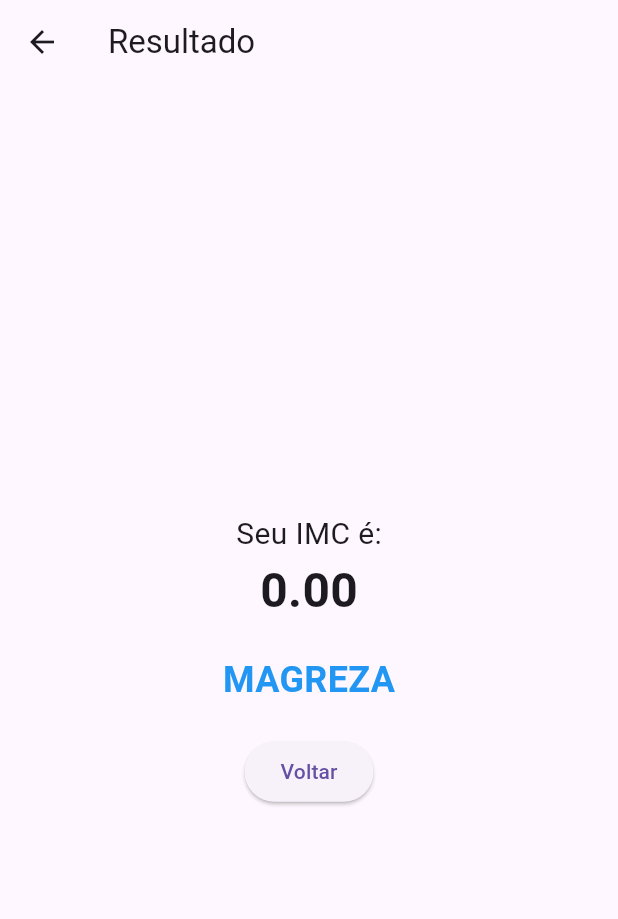
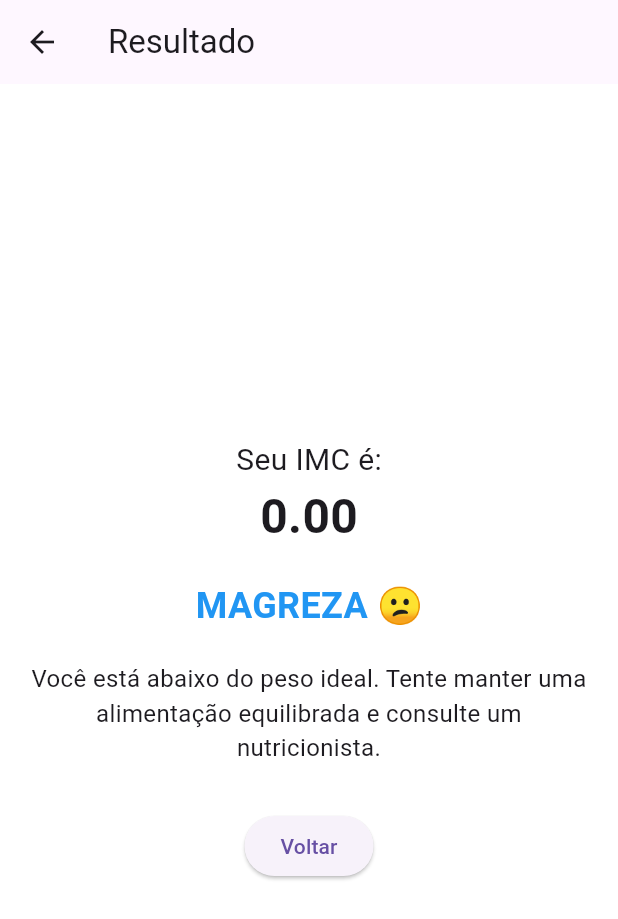
Before and after one commit to LucasHenrique-p/calculadoraIMC, a Flutter app: the TelaResultado screen opened directly with empty values, on a phone screen of 412 x 824 dp. Shown: the top 919 px of the screen. Run offline on Flutter 3.47's test engine with Material 3 defaults, Android fonts, the phone set to English and light mode, and no system bars.

Commit message:
feature2

```diff
--- a/lib/tela_home.dart
+++ b/lib/tela_home.dart
@@ -16,9 +16,14 @@ class _TelaHomeState extends State<TelaHome> {
     double altura = double.tryParse(alturaController.text) ?? 0;
 
     if (peso <= 0 || altura <= 0) {
-      ScaffoldMessenger.of(
-        context,
-      ).showSnackBar(SnackBar(content: Text('Informe valores Abaixo!')));
+      ScaffoldMessenger.of(context).showSnackBar(
+        SnackBar(
+          content: Text(
+            'Informe os Valores Acima!',
+            textAlign: TextAlign.center,
+          ),
+        ),
+      );
       return;
     }
 
@@ -33,25 +38,34 @@ class _TelaHomeState extends State<TelaHome> {
   @override
   Widget build(BuildContext context) {
     return Scaffold(
+      backgroundColor: Colors.white,
       appBar: AppBar(title: Text('Calculadora de IMC'), centerTitle: true),
-      body: Padding(
+      body: Center(
+        child: SingleChildScrollView(
+          child: Padding(
             padding: EdgeInsets.all(16),
             child: Column(
+              mainAxisAlignment: MainAxisAlignment.center,
               children: [
+                Image.asset('images/imc.jpg', height: 150),
+                SizedBox(height: 30),
                 TextField(
                   controller: pesoController,
                   keyboardType: TextInputType.number,
                   decoration: InputDecoration(
                     labelText: 'Peso (Kg)',
                     hintText: 'Ex: 70',
+                    border: OutlineInputBorder(),
                   ),
                 ),
+                SizedBox(height: 20),
                 TextField(
                   controller: alturaController,
                   keyboardType: TextInputType.number,
                   decoration: InputDecoration(
                     labelText: 'Altura (m)',
                     hintText: 'Ex: 1.70',
+                    border: OutlineInputBorder(),
                   ),
                 ),
                 SizedBox(height: 20),
@@ -62,6 +76,8 @@ class _TelaHomeState extends State<TelaHome> {
               ],
             ),
           ),
+        ),
+      ),
     );
   }
 }
--- a/lib/tela_resultado.dart
+++ b/lib/tela_resultado.dart
@@ -3,7 +3,7 @@ import 'package:flutter/material.dart';
 class TelaResultado extends StatelessWidget {
   final double imc;
 
-  TelaResultado({required this.imc});
+  const TelaResultado({required this.imc});
 
   String interpretarIMC() {
     if (imc < 18.5) {
@@ -20,25 +20,59 @@ class TelaResultado extends StatelessWidget {
     return 'VALOR INVÁLIDO';
   }
 
-  // 👉 Método que retorna a cor conforme o IMC
+  String emoticonIMC() {
+    if (imc < 18.5) {
+      return '😕'; // Magreza
+    } else if (imc >= 18.5 && imc <= 24.9) {
+      return '😄'; // Normal
+    } else if (imc >= 25 && imc <= 29.9) {
+      return '😐'; // Sobrepeso
+    } else if (imc >= 30 && imc < 39.9) {
+      return '😟'; // Obesidade
+    } else if (imc >= 40) {
+      return '😨'; // Obesidade Grave
+    }
+    return '❓';
+  }
+
+  String mensagemIMC() {
+    if (imc < 18.5) {
+      return 'Você está abaixo do peso ideal. Tente manter uma alimentação equilibrada e consulte um nutricionista.';
+    } else if (imc >= 18.5 && imc <= 24.9) {
+      return 'Parabéns! Seu peso está dentro da faixa ideal. Continue com seus bons hábitos de saúde!';
+    } else if (imc >= 25 && imc <= 29.9) {
+      return 'Atenção! Você está com sobrepeso. Procure melhorar a alimentação e incluir exercícios físicos na rotina.';
+    } else if (imc >= 30 && imc < 39.9) {
+      return 'Cuidado! Você está com obesidade. Busque apoio médico e nutricional para um plano de ação saudável.';
+    } else if (imc >= 40) {
+      return 'Alerta! Obesidade grave pode trazer riscos sérios à saúde. Procure acompanhamento profissional o quanto antes.';
+    }
+    return 'Não foi possível gerar uma mensagem para este valor.';
+  }
+
   Color corIMC() {
     if (imc < 18.5) {
-      return Colors.blue; // magreza
+      return Colors.blue;
     } else if (imc >= 18.5 && imc <= 24.9) {
-      return Colors.green; // normal
+      return Colors.green;
     } else if (imc >= 25 && imc <= 29.9) {
-      return Colors.orange; // sobrepeso
+      return Colors.orange;
     } else if (imc >= 30 && imc < 39.9) {
-      return Colors.red; // obesidade
+      return Colors.red;
     } else if (imc >= 40) {
-      return Colors.purple; // obesidade grave
+      return Colors.purple;
     }
-    return Colors.black; // valor inválido
+    return Colors.black;
   }
 
   @override
   Widget build(BuildContext context) {
+    final String descricao = interpretarIMC();
+    final String emoji = emoticonIMC();
+    final String mensagem = mensagemIMC();
+
     return Scaffold(
+      backgroundColor: Colors.white,
       appBar: AppBar(title: Text('Resultado')),
       body: Center(
         child: Padding(
@@ -53,14 +87,20 @@ class TelaResultado extends StatelessWidget {
               ),
               SizedBox(height: 20),
               Text(
-                interpretarIMC(),
+                '$descricao $emoji',
                 style: TextStyle(
                   fontSize: 24,
-                  color: corIMC(), // aplica a cor aqui
+                  color: corIMC(),
                   fontWeight: FontWeight.bold,
                 ),
               ),
               SizedBox(height: 20),
+              Text(
+                mensagem,
+                style: TextStyle(fontSize: 16),
+                textAlign: TextAlign.center,
+              ),
+              SizedBox(height: 30),
               ElevatedButton(
                 onPressed: () => Navigator.pop(context),
                 child: Text('Voltar'),
--- a/pubspec.yaml
+++ b/pubspec.yaml
@@ -58,9 +58,9 @@ flutter:
   uses-material-design: true
 
   # To add assets to your application, add an assets section, like this:
-  # assets:
-  #   - images/a_dot_burr.jpeg
-  #   - images/a_dot_ham.jpeg
+  assets:
+    - images/imc.jpg
+
 
   # An image asset can refer to one or more resolution-specific "variants", see
   # https://flutter.dev/to/resolution-aware-images
```
Also changed, not shown: images/imc.jpg (added). Lines whose indentation alone changed are shown as unchanged.
